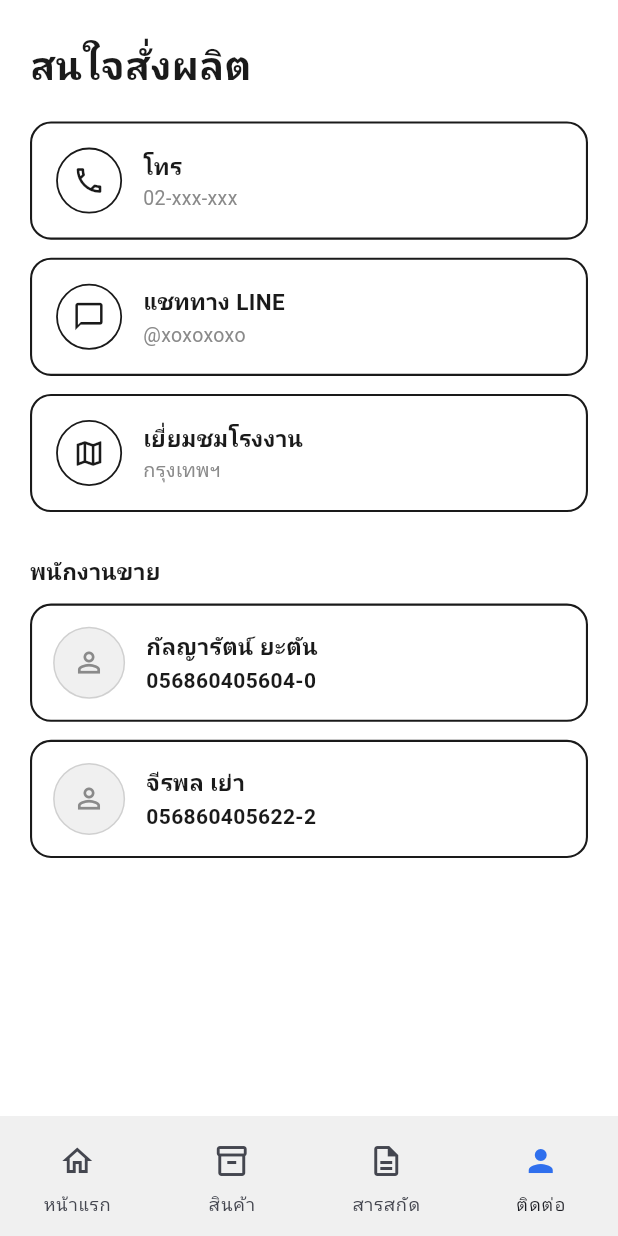
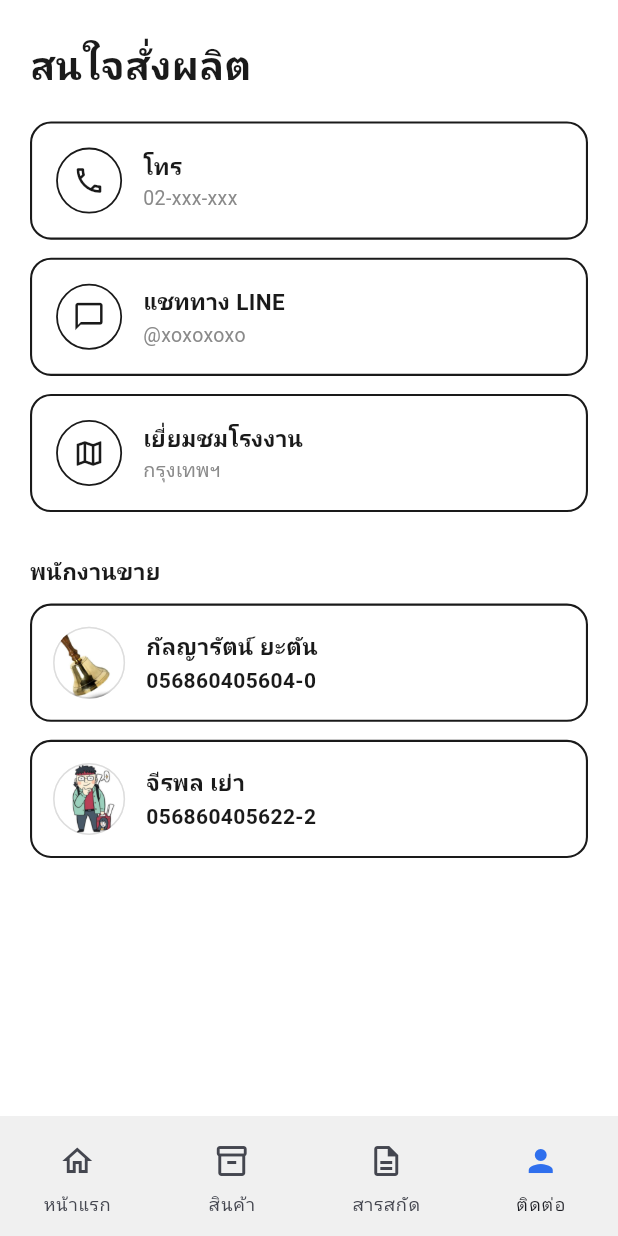
Before and after one commit to Takashi468/sale_kit, a Flutter app: the screen it shows after launch, item 4 of the bottom bar chosen, on a phone screen of 412 x 824 dp. Run offline on Flutter 3.47's test engine with Material 3 defaults, Android fonts, the phone set to English and light mode, and no system bars.

Commit message:
feat: add new images for packaging and staff, and update catalog data with image paths

```diff
--- a/lib/screens/contact_page.dart
+++ b/lib/screens/contact_page.dart
@@ -51,9 +51,17 @@ class ContactPage extends StatelessWidget {
               ),
             ),
             const SizedBox(height: 12),
-            const StaffCard(name: 'กัลญารัตน์ ยะตัน', phone: '056860405604-0'),
+            const StaffCard(
+              name: 'กัลญารัตน์ ยะตัน',
+              phone: '056860405604-0',
+              avatarImagePath: 'assets/images/staff_bell.png',
+            ),
             const SizedBox(height: 12),
-            const StaffCard(name: 'จีรพล เย่า', phone: '056860405622-2'),
+            const StaffCard(
+              name: 'จีรพล เย่า',
+              phone: '056860405622-2',
+              avatarImagePath: 'assets/images/staff_russell.png',
+            ),
           ],
         ),
       ),
--- a/lib/widgets/staff_card.dart
+++ b/lib/widgets/staff_card.dart
@@ -3,10 +3,16 @@ import 'package:flutter/material.dart';
 import '../theme/app_colors.dart';
 
 class StaffCard extends StatelessWidget {
-  const StaffCard({super.key, required this.name, required this.phone});
+  const StaffCard({
+    super.key,
+    required this.name,
+    required this.phone,
+    this.avatarImagePath,
+  });
 
   final String name;
   final String phone;
+  final String? avatarImagePath;
 
   @override
   Widget build(BuildContext context) {
@@ -25,13 +31,21 @@ class StaffCard extends StatelessWidget {
               color: AppColors.surfaceMuted,
               shape: BoxShape.circle,
               border: Border.all(color: AppColors.border.withValues(alpha: 0.15)),
+              image: avatarImagePath != null
+                  ? DecorationImage(
+                      image: AssetImage(avatarImagePath!),
+                      fit: BoxFit.cover,
+                    )
+                  : null,
             ),
             alignment: Alignment.center,
-            child: const Icon(
-              Icons.person_outline,
-              color: AppColors.inkMuted,
-              size: 22,
-            ),
+            child: avatarImagePath == null
+                ? const Icon(
+                    Icons.person_outline,
+                    color: AppColors.inkMuted,
+                    size: 22,
+                  )
+                : null,
           ),
           const SizedBox(width: 14),
           Column(
```
Also changed, not shown: lib/data/catalog_data.dart (+49 -9 lines), lib/screens/product_detail_page.dart (+0 -19 lines), assets/images/Box2.png (added), assets/images/Box3.png (added), assets/images/Sachet.png (added), assets/images/Sachet2.png (added), assets/images/Sachet3.png (added), assets/images/airless_pump.png (added), assets/images/aroma_bottle.png (added), assets/images/box1.png (added), assets/images/diffuser.png (added), assets/images/perfume_bottle.png (added), assets/images/spray_bottle.png (added), assets/images/staff_bell.png (added), 3 more files.
